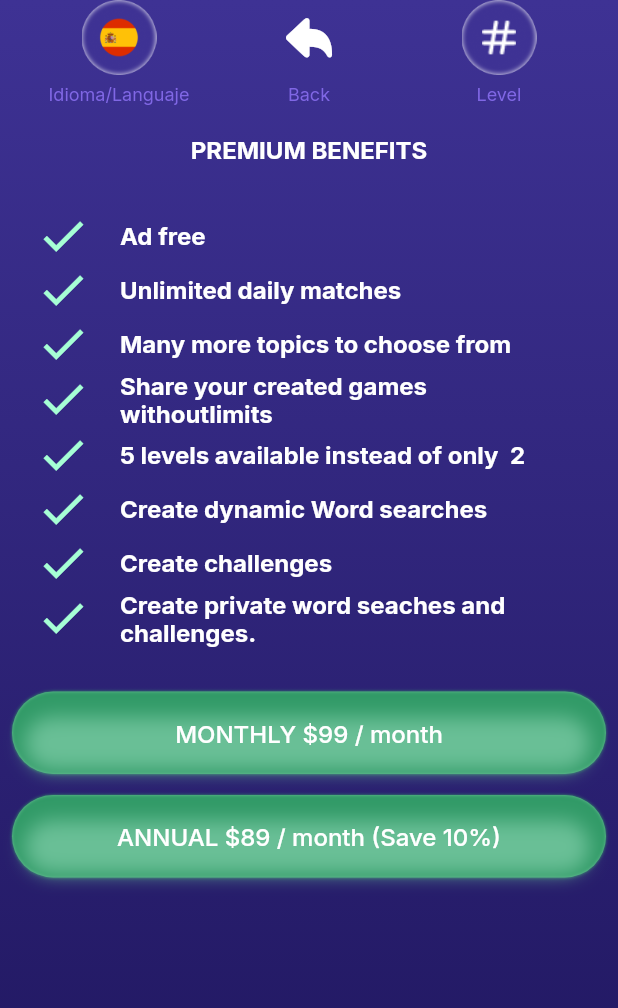
After one commit to bhaskarblur/Wercos-Crossword-App, a Flutter app: the SubscriptionPage screen opened directly, on a phone screen of 412 x 824 dp. The commit adds this screen. Shown: the top 1008 px of the screen. Run offline on Flutter 3.47's test engine with Material 2 defaults, Android fonts, the phone set to English and light mode, and no system bars; our stand-ins replace animated_bottom_navigation_bar, flutter_inset_box_shadow, flutter_rating_bar, google_fonts, step_progress_indicator.

Commit message:
myAccountPage completed, subscriptionPage completed

```diff
--- a/lib/main.dart
+++ b/lib/main.dart
@@ -8,11 +8,13 @@ import 'package:mobile_app_word_search/views/language_selection_page.dart';
 import 'package:mobile_app_word_search/views/leaderboard_page.dart';
 import 'package:mobile_app_word_search/views/level_completion_page.dart';
 import 'package:mobile_app_word_search/views/level_page.dart';
+import 'package:mobile_app_word_search/views/my_account_page.dart';
 import 'package:mobile_app_word_search/views/my_games_page.dart';
 import 'package:mobile_app_word_search/views/option_page.dart';
 
 import 'package:mobile_app_word_search/views/play_page.dart';
 import 'package:mobile_app_word_search/views/splash_screen.dart';
+import 'package:mobile_app_word_search/views/subscription_page.dart';
 import 'package:mobile_app_word_search/views/word_related_page.dart';
 
 void main() {
@@ -46,7 +48,7 @@ class MyApp extends StatelessWidget {
         colorScheme: ColorScheme.fromSeed(seedColor: Colors.deepPurple),
         useMaterial3: true,
       ),
-      home:  OptionPage(),
+      home:  Dashboard(),
     );
   }
 }
--- a/lib/utils/custom_app_bar.dart
+++ b/lib/utils/custom_app_bar.dart
@@ -65,7 +65,7 @@ class CustomAppBar extends StatelessWidget {
                     height: 5,
                   ),
                   Label(
-                      text: "Regresar",
+                      text: "Back",
                       fontSize: FontSize.p4,
                       color: AllColors.superLitePurple)
                 ],
@@ -86,7 +86,7 @@ class CustomAppBar extends StatelessWidget {
                     height: 5,
                   ),
                   Label(
-                    text: "Nível",
+                    text: "Level",
                     fontSize: FontSize.p4,
                     color: AllColors.superLitePurple,
                   )
--- a/lib/views/create_page.dart
+++ b/lib/views/create_page.dart
@@ -25,6 +25,7 @@ class CreatePage extends StatelessWidget {
             child: Column(
 
               children: [
+                SizedBox(height: 20,),
                 Label(text: 'CREATE', fontSize: FontSize.p2, fontWeight: FontWeight.bold,),
                 SizedBox(height: 20,),
                 CupertinoButton(
--- /dev/null
+++ b/lib/views/subscription_page.dart
@@ -0,0 +1,108 @@
+import 'package:flutter/material.dart';
+import 'package:mobile_app_word_search/components/labels.dart';
+import 'package:mobile_app_word_search/utils/all_colors.dart';
+import 'package:mobile_app_word_search/utils/buttons.dart';
+import 'package:mobile_app_word_search/utils/custom_app_bar.dart';
+import 'package:mobile_app_word_search/utils/font_size.dart';
+
+class SubscriptionPage extends StatelessWidget {
+  SubscriptionPage({Key? key}) : super(key: key);
+
+  List<String> benefits = [
+    'Ad free',
+    'Unlimited daily matches',
+    'Many more topics to choose from',
+    'Share your created games withoutlimits',
+    '5 levels available instead of only  2',
+    'Create dynamic Word searches',
+    'Create challenges',
+    'Create private word seaches and challenges.'
+  ];
+
+  @override
+  Widget build(BuildContext context) {
+    return Container(
+        decoration: const BoxDecoration(gradient: AllColors.bg),
+        child: Scaffold(
+          backgroundColor: Colors.transparent,
+          appBar: PreferredSize(
+              preferredSize: Size.fromHeight(70), child: CustomAppBar()),
+          body: Column(
+            children: [
+              Padding(
+                padding: const EdgeInsets.symmetric(horizontal: 24.0),
+                child: Column(
+                  crossAxisAlignment: CrossAxisAlignment.start,
+                  children: [
+                    SizedBox(
+                      height: 20,
+                    ),
+                    Center(
+                        child: Label(
+                      text: "PREMIUM BENEFITS",
+                      fontWeight: FontWeight.bold,
+                      fontSize: FontSize.p2,
+                    )),
+                    SizedBox(
+                      height: 30,
+                    ),
+                    Column(
+                      children:
+                          benefits.map((e) => BenefitsItem(benefit: e)).toList(),
+                    ),
+                    SizedBox(
+                      height: 30,
+                    ),
+
+                  ],
+                ),
+              ),
+              Padding(
+                padding: const EdgeInsets.symmetric(horizontal: 8),
+                child: GreenShadowButton(
+                    onPressed: () {}, title: 'MONTHLY \$99 / month'),
+              ),
+              SizedBox(
+                height: 14,
+              ),
+              Padding(
+                padding: const EdgeInsets.symmetric(horizontal: 8),
+                child: GreenShadowButton(
+                    onPressed: () {}, title: 'ANNUAL \$89 / month (Save 10%)'),
+              ),
+            ],
+          ),
+        ));
+  }
+}
+
+class BenefitsItem extends StatelessWidget {
+  const BenefitsItem({
+    super.key,
+    required this.benefit,
+  });
+
+  final String benefit;
+
+  @override
+  Widget build(BuildContext context) {
+    return Row(
+      children: [
+        Icon(
+          Icons.check,
+          color: AllColors.superLightGreen,
+          size: 36,
+        ),
+        SizedBox(
+          width: 20,
+        ),
+        Expanded(
+            child: Label(
+          text: benefit,
+          fontSize: FontSize.p2,
+          fontWeight: FontWeight.bold,
+        ))
+      ],
+    );
+  }
+}
```
Also changed, not shown: lib/views/dashboard.dart (+12 -8 lines), lib/views/my_account_page.dart (added, +100 -0 lines), lib/views/my_games_page.dart (+7 -3 lines).
